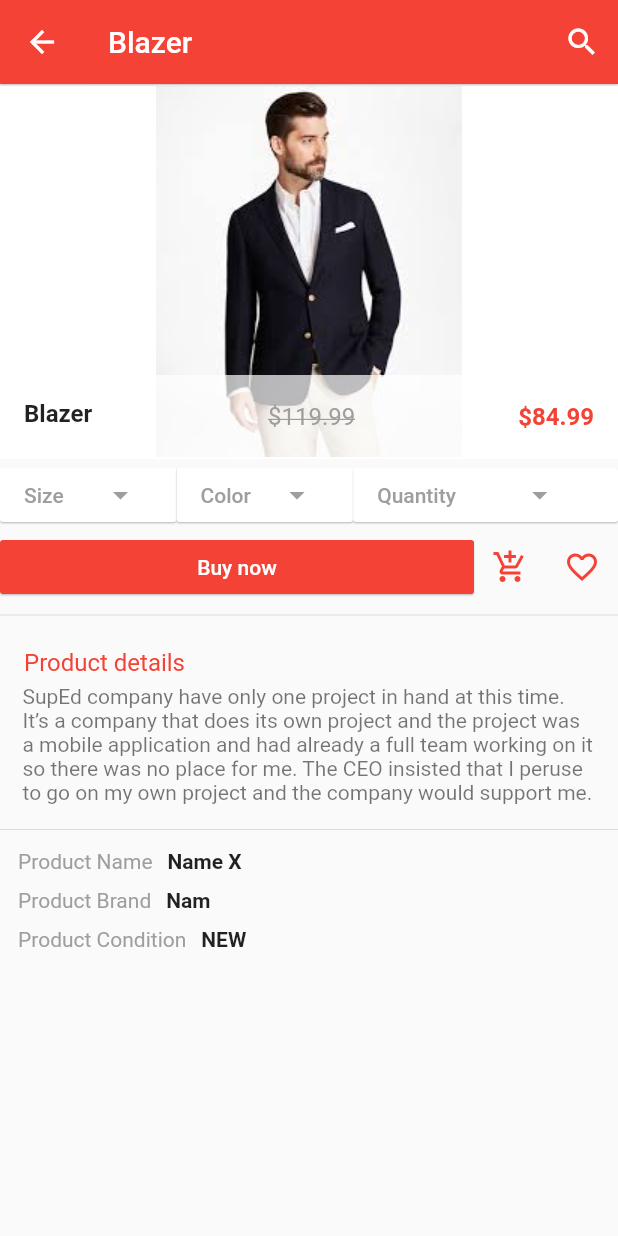
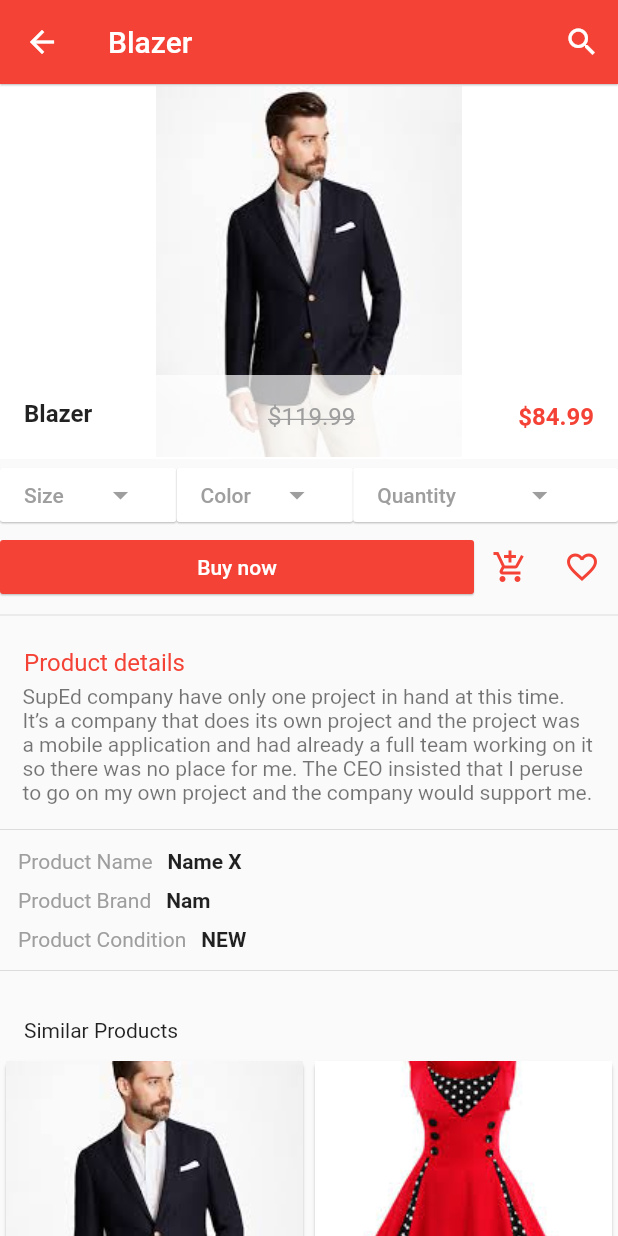
Before and after one commit to etEthiopia/ecommerce, a Flutter app: the screen it shows after launch, after a tap on "Blazer", on a phone screen of 412 x 824 dp. Run offline on Flutter 3.47's test engine with Material 2 defaults, Android fonts, the phone set to English and light mode, and no system bars; our stand-ins replace carousel_pro.

Commit message:
ui stuff

```diff
--- a/lib/components/categories_hlistview.dart
+++ b/lib/components/categories_hlistview.dart
@@ -34,7 +34,7 @@ class Category extends StatelessWidget {
         child: InkWell(
             onTap: () {},
             child: Container(
-              width: 70.0,
+              width: 80.0,
               child: ListTile(
                 title: Image.asset(
                   icon,
--- /dev/null
+++ b/lib/components/similar_products.dart
@@ -0,0 +1,71 @@
+import 'package:ecommerceapp/components/products_grid.dart';
+import 'package:flutter/material.dart';
+
+class SimilarProducts extends StatefulWidget {
+  @override
+  _SimilarProductsState createState() => _SimilarProductsState();
+}
+
+class _SimilarProductsState extends State<SimilarProducts> {
+  var productList = [
+    {
+      "name": "Blazer",
+      "pic": "assets/products/blazer1.jpeg",
+      "prevPrice": 119.99,
+      "price": 84.99,
+    },
+    {
+      "name": "Dress",
+      "pic": "assets/products/dress1.jpeg",
+      "prevPrice": 99.99,
+      "price": 74.99,
+    },
+    {
+      "name": "Hills",
+      "pic": "assets/products/hills1.jpeg",
+      "prevPrice": 199.99,
+      "price": 149.99
+    },
+    {
+      "name": "Blazer 2",
+      "pic": "assets/products/blazer2.jpeg",
+      "prevPrice": 109.99,
+      "price": 99.99
+    },
+    {
+      "name": "Shoe",
+      "pic": "assets/products/shoe1.jpg",
+      "prevPrice": 49.99,
+      "price": 34.99
+    },
+    {
+      "name": "Sweat Pants",
+      "pic": "assets/products/pants1.jpg",
+      "prevPrice": 29.99,
+      "price": 14.99
+    },
+    // {
+    //   "name": "Dress 2",
+    //   "pic": "assets/products/dress2.jpeg",
+    //   "prevPrice": 109.99,
+    //   "price": 84.99,
+    // },
+  ];
+
+  @override
+  Widget build(BuildContext context) {
+    return GridView.builder(
+      itemCount: productList.length,
+      gridDelegate:
+          SliverGridDelegateWithFixedCrossAxisCount(crossAxisCount: 2),
+      itemBuilder: (BuildContext context, int index) {
+        return SingleProduct(
+          name: productList[index]["name"],
+          pic: productList[index]["pic"],
+          prevPrice: productList[index]["prevPrice"],
+          price: productList[index]["price"],
+        );
+      },
+    );
+  }
+}
--- a/lib/pages/product_details.dart
+++ b/lib/pages/product_details.dart
@@ -1,3 +1,4 @@
+import 'package:ecommerceapp/components/similar_products.dart';
 import 'package:flutter/material.dart';
 
 class ProductDetails extends StatefulWidget {
@@ -227,6 +228,12 @@ class _ProductDetailsState extends State<ProductDetails> {
                     Text("NEW", style: TextStyle(fontWeight: FontWeight.bold))),
           ],
         ),
+        Divider(),
+        Padding(
+          padding: EdgeInsets.fromLTRB(16.0, 24.0, 8.0, 8.0),
+          child: Text("Similar Products"),
+        ),
+        Container(height: 200, child: SimilarProducts())
       ]),
     );
   }
```
